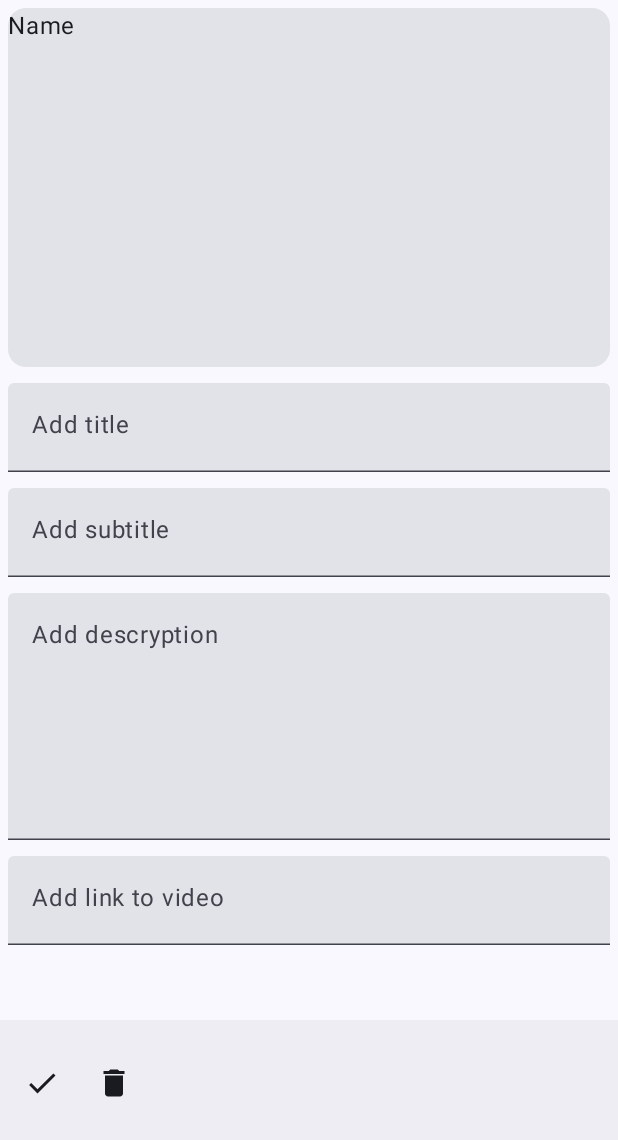
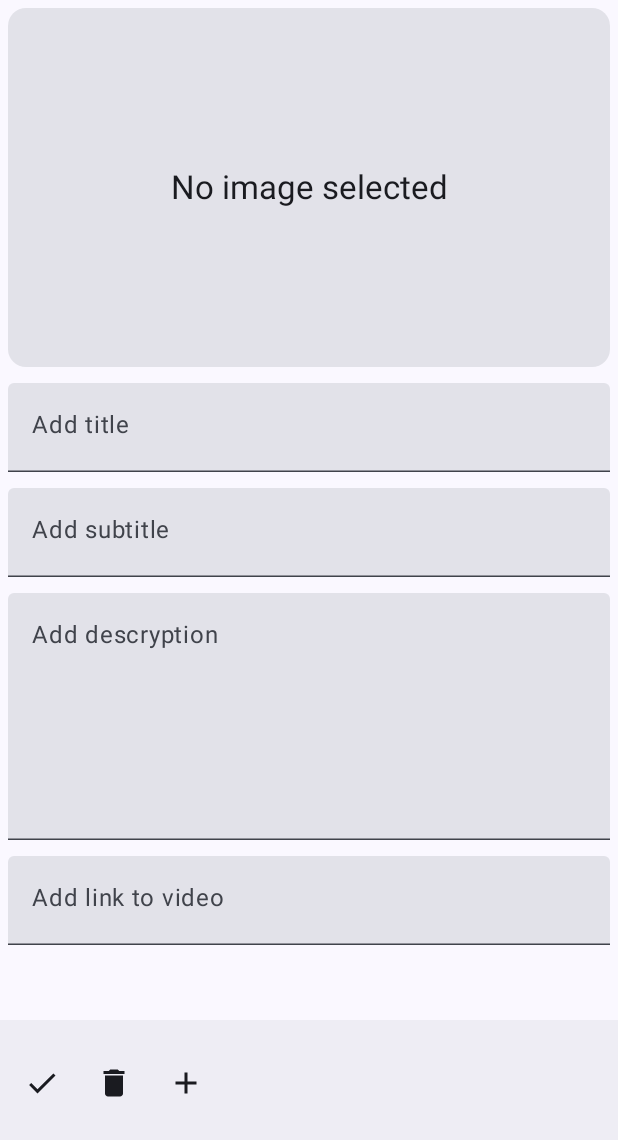
Before and after one commit to Szym123/WatchList, an Android app built with Jetpack Compose: the InputScreen screen opened through its navigation route, on a phone screen of 412 x 824 dp, the part 96-1236 px from its top. Run offline under Robolectric (Android 15) with nearby library versions, the phone set to English and light mode, and no system bars; our stand-ins replace Room's generated code, livedata-compose.

Commit message:
Adding youtube support, improving tiles and adding user selection by id

```diff
--- a/WatchList/app/build.gradle.kts
+++ b/WatchList/app/build.gradle.kts
@@ -82,6 +82,8 @@ dependencies {
     implementation(libs.vanniktech.android.image.cropper)
     implementation(libs.androidx.activity.ktx)
     implementation(libs.androidx.activity.compose)
+    implementation(libs.coil.compose)
+    implementation(libs.android.youtube.player.core)
 }
 
 kapt {
--- a/WatchList/app/src/main/java/com/example/watchlist/Dao.kt
+++ b/WatchList/app/src/main/java/com/example/watchlist/Dao.kt
@@ -31,4 +31,7 @@ interface UserDao {
 
     @Query("DELETE FROM user_table WHERE id = :userId")
     suspend fun deleteUser(userId: Int)
+
+    @Query("SELECT * FROM user_table WHERE id = :userId")
+    suspend fun getUserById(userId: Int): User?
 }
--- a/WatchList/app/src/main/java/com/example/watchlist/DetailsScreen.kt
+++ b/WatchList/app/src/main/java/com/example/watchlist/DetailsScreen.kt
@@ -40,6 +40,7 @@ fun DetailsScreen(navController: NavHostController) {
             Text("Name")
             Text("SubName")
             Text("Lorem ipsum dolor sit amet, consectetur adipiscing elit. Nam eu risus justo. Ut viverra mi quis nunc suscipit, quis eleifend eros condimentum. Nunc faucibus nulla dolor, et consectetur eros porttitor a. Donec gravida, mauris eu condimentum malesuada, lectus dolor lacinia nunc, ut semper lacus tellus ut dolor. Vestibulum id ultricies lacus. Aenean vitae consequat lectus. Sed ac aliquet nulla.")
+            LiveTvScreen("MqvQiexh42w")
         }
     }
 }
--- a/WatchList/app/src/main/java/com/example/watchlist/InputScreen.kt
+++ b/WatchList/app/src/main/java/com/example/watchlist/InputScreen.kt
@@ -1,18 +1,14 @@
 package com.example.watchlist
 
-import android.Manifest.permission.READ_EXTERNAL_STORAGE
-import android.Manifest.permission.READ_MEDIA_IMAGES
-import android.Manifest.permission.READ_MEDIA_VIDEO
-import android.content.ContentUris
-import android.content.Context
-import android.content.Intent
 import android.net.Uri
+import android.util.Log
 import androidx.activity.compose.rememberLauncherForActivityResult
+import androidx.activity.result.PickVisualMediaRequest
 import androidx.activity.result.contract.ActivityResultContracts
-import androidx.compose.foundation.clickable
 import androidx.compose.foundation.layout.*
 import androidx.compose.foundation.text.KeyboardOptions
 import androidx.compose.material.icons.Icons
+import androidx.compose.material.icons.filled.Add
 import androidx.compose.material.icons.filled.Check
 import androidx.compose.material.icons.filled.Delete
 import androidx.compose.material3.*
@@ -26,7 +22,9 @@ import androidx.compose.ui.text.input.TextFieldValue
 import androidx.compose.ui.unit.dp
 import androidx.navigation.NavHostController
 import androidx.compose.runtime.remember
-import androidx.compose.ui.platform.LocalContext
+import androidx.compose.ui.Alignment
+import androidx.compose.ui.layout.ContentScale
+import coil.compose.AsyncImage
 
 @Composable
 fun InputScreen(navController: NavHostController, userViewModel: UserViewModel) {
@@ -34,25 +32,19 @@ fun InputScreen(navController: NavHostController, userViewModel: UserViewModel)
     var additionalInfo by remember { mutableStateOf(TextFieldValue("")) }
     var description by remember { mutableStateOf(TextFieldValue("")) }
     var video by remember { mutableStateOf(TextFieldValue("")) }
-    var image by remember { mutableStateOf(TextFieldValue("")) }
+    var imageUri by remember { mutableStateOf<Uri?>(null) }
 
-    val context = LocalContext.current
-
-    val permissionsToRequest = arrayOf(
-        READ_MEDIA_IMAGES,
-        READ_MEDIA_VIDEO
+    val photoPickerLauncher = rememberLauncherForActivityResult(
+        contract = ActivityResultContracts.PickVisualMedia(),
+        onResult = { uri ->
+            if (uri != null) {
+                Log.d("PhotoPicker", "Selected URI: $uri")
+                imageUri = uri
+            } else {
+                Log.d("PhotoPicker", "No media selected")
+            }
+        }
     )
-
-    val launcher = rememberLauncherForActivityResult(
-        contract = ActivityResultContracts.OpenDocumentTree()
-    ) { uri ->
-        uri?.let {
-            context.contentResolver.takePersistableUriPermission(
-                it, Intent.FLAG_GRANT_READ_URI_PERMISSION
-            )
-            //copyFilesToInternalStorage(context, it)
-        }
-    }
 
     val newUser = User(
         name = name.text,
@@ -60,7 +52,7 @@ fun InputScreen(navController: NavHostController, userViewModel: UserViewModel)
         description = description.text,
         isLike = false,
         video = video.text,
-        image = image.text
+        image = imageUri.toString()
     )
 
     Scaffold(
@@ -71,14 +63,19 @@ fun InputScreen(navController: NavHostController, userViewModel: UserViewModel)
                 navController = navController
             )
         },
-        bottomBar = { BottomAppBarEx(userViewModel,newUser) }
+        bottomBar = { BottomAppBarEx(
+            userViewModel,
+            newUser,
+            {photoPickerLauncher.launch(PickVisualMediaRequest(ActivityResultContracts.PickVisualMedia.ImageOnly))}
+            )
+        }
     ) { padding ->
         Column(
             modifier = Modifier
                 .fillMaxSize()
                 .padding(padding),
         ) {
-            CardWithPhoto()
+            CardWithPhoto(imageUri)
             SimpleFilledTextFieldSample("Add title",70,value = name,onValueChange = { name = it })
             SimpleFilledTextFieldSample("Add subtitle",70,value = additionalInfo,onValueChange = { additionalInfo = it })
             SimpleFilledTextFieldSample("Add descryption",175,value = description,onValueChange = { description = it })
@@ -107,31 +104,54 @@ fun SimpleFilledTextFieldSample(
 }
 
 @Composable
-fun CardWithPhoto() {
+fun CardWithPhoto(imageUri: Uri?) {
     Card(
         modifier = Modifier
             .fillMaxWidth()
             .height(250.dp)
             .padding(5.dp)
-            .clickable { }
     ) {
-        Text("Name")
+        Column(
+            modifier = Modifier.fillMaxSize(),
+            horizontalAlignment = Alignment.CenterHorizontally,
+            verticalArrangement = Arrangement.Center
+        ) {
+            if (imageUri == null) {
+                Text("No image selected", style = MaterialTheme.typography.titleLarge)
+            } else {
+                AsyncImage(
+                    model = imageUri,
+                    contentDescription = "Selected Image",
+                    modifier = Modifier
+                        .fillMaxSize(), // Image fills the card
+                    contentScale = ContentScale.Crop // Crop to fill the bounds
+                )
+            }
+        }
     }
 }
 
 @Composable
-fun BottomAppBarEx(userViewModel: UserViewModel, newUser: User) {
+fun BottomAppBarEx(userViewModel: UserViewModel, newUser: User, onClick: () -> Unit) {
+    val openAlertDialog = remember { mutableStateOf(false) }
+
     BottomAppBar(
         actions = {
             IconButton(onClick = { userViewModel.insertUser(newUser) }) {
                 Icon(Icons.Filled.Check, contentDescription = "Save")
             }
-            IconButton(onClick = { /* do something */ }) {
+            IconButton(onClick = {}) {
                 Icon(
                     Icons.Filled.Delete,
                     contentDescription = "Delete",
                 )
             }
+            IconButton(onClick = onClick) {
+                Icon(
+                    Icons.Filled.Add,
+                    contentDescription = "Add image",
+                )
+            }
         }
     )
 }
--- a/WatchList/app/src/main/java/com/example/watchlist/MainScreen.kt
+++ b/WatchList/app/src/main/java/com/example/watchlist/MainScreen.kt
@@ -1,5 +1,7 @@
 package com.example.watchlist
 
+import android.net.Uri
+import androidx.compose.foundation.clickable
 import androidx.compose.foundation.layout.*
 import androidx.compose.foundation.lazy.LazyColumn
 import androidx.compose.foundation.lazy.items
@@ -12,9 +14,12 @@ import androidx.compose.material3.*
 import androidx.compose.runtime.Composable
 import androidx.compose.runtime.getValue
 import androidx.compose.runtime.livedata.observeAsState
+import androidx.compose.ui.Alignment
 import androidx.compose.ui.Modifier
+import androidx.compose.ui.layout.ContentScale
 import androidx.compose.ui.unit.dp
 import androidx.navigation.NavHostController
+import coil.compose.AsyncImage
 
 @Composable
 fun MainScreen(navController: NavHostController, userViewModel: UserViewModel) {
@@ -52,9 +57,13 @@ fun MainScreen(navController: NavHostController, userViewModel: UserViewModel) {
                     .fillMaxWidth()
                     .height(20.dp)
                 ){
-                    Text(
-                        text="NO"
-                    )
+                    Column(
+                        modifier = Modifier.fillMaxSize(),
+                        horizontalAlignment = Alignment.CenterHorizontally,
+                        verticalArrangement = Arrangement.Center
+                    ) {
+                        Text("No movies added", style = MaterialTheme.typography.titleLarge)
+                    }
                 }
 
             } else {
@@ -65,7 +74,7 @@ fun MainScreen(navController: NavHostController, userViewModel: UserViewModel) {
                     verticalArrangement = Arrangement.spacedBy(5.dp)
                 ) {
                     items(users) { user ->
-                        CardInList(user = user)
+                        CardInList(user,navController)
                     }
                 }
             }
@@ -74,7 +83,7 @@ fun MainScreen(navController: NavHostController, userViewModel: UserViewModel) {
 }
 
 @Composable
-fun CardInList(user: User) {
+fun CardInList(user: User, navController: NavHostController) {
     Card(
         modifier = Modifier
             .fillMaxWidth()
@@ -83,19 +92,48 @@ fun CardInList(user: User) {
     ) {
         Row(
             modifier = Modifier
-            .fillMaxSize()
+            .fillMaxSize(),
+            horizontalArrangement = Arrangement.End
         ){
-            Text("XD")
-            Column{
-                Text(user.name)
-                Text(user.additionalInfo)
+            Card(
+                modifier = Modifier
+                    .weight(2f)
+                    .fillMaxHeight()
+                    .clickable{ navController.navigate("input") },
+            ) {
+                if (Uri.parse(user.image) == null) {
+                    Text("No")
+                } else {
+                    AsyncImage(
+                        model = Uri.parse(user.image),
+                        contentDescription = "Selected Image",
+                        modifier = Modifier
+                            .fillMaxSize(), // Image fills the card
+                        contentScale = ContentScale.Crop // Crop to fill the bounds
+                    )
                 }
+            }
+            Column(
+                modifier = Modifier
+                    .weight(4f)
+                    .fillMaxHeight(),
+                verticalArrangement = Arrangement.Center
+            ){
+                Text(user.name, style = MaterialTheme.typography.titleMedium)
+                Text(user.additionalInfo, style = MaterialTheme.typography.bodyMedium)
+            }
+            Column(
+                modifier = Modifier
+                    .weight(1f)
+                    .fillMaxHeight(),
+                verticalArrangement = Arrangement.Center
+            ) {
                 if (user.isLike) {
                     Icon(
                         imageVector = Icons.Default.Favorite,
                         contentDescription = "Is Liked"
                     )
-            } else{
+                } else {
                     Icon(
                         imageVector = Icons.Default.FavoriteBorder,
                         contentDescription = "Is not Liked"
@@ -104,3 +142,4 @@ fun CardInList(user: User) {
             }
         }
     }
+}
--- a/WatchList/gradle/libs.versions.toml
+++ b/WatchList/gradle/libs.versions.toml
@@ -16,6 +16,8 @@ runtimeLivedata = "1.8.2"
 compose-runtime = "1.8.2"
 android-image-cropper = "4.5.0"
 androidxActivityKtx = "1.10.1"
+coil = "2.6.0"
+androidYoutubePlayer = "12.1.0"
 
 [libraries]
 androidx-core-ktx = { group = "androidx.core", name = "core-ktx", version.ref = "coreKtx" }
@@ -41,6 +43,8 @@ androidx-runtime-livedata = { group = "androidx.compose.runtime", name = "runtim
 compose-runtime-livedata = { group = "androidx.compose.runtime", name = "runtime-livedata", version.ref = "compose-runtime" }
 vanniktech-android-image-cropper = { module = "com.vanniktech:android-image-cropper", version.ref = "android-image-cropper" }
 androidx-activity-ktx = { group = "androidx.activity", name = "activity-ktx", version.ref = "androidxActivityKtx" }
+coil-compose = { module = "io.coil-kt:coil-compose", version.ref = "coil" }
+android-youtube-player-core = { group = "com.pierfrancescosoffritti.androidyoutubeplayer", name = "core", version.ref = "androidYoutubePlayer" }
 
 [plugins]
 android-application = { id = "com.android.application", version.ref = "agp" }
```
Also changed, not shown: WatchList/app/src/main/java/com/example/watchlist/UserViewModel.kt (+7 -0 lines), WatchList/app/src/main/java/com/example/watchlist/Video.kt (added, +29 -0 lines). Lines whose indentation alone changed are shown as unchanged.
